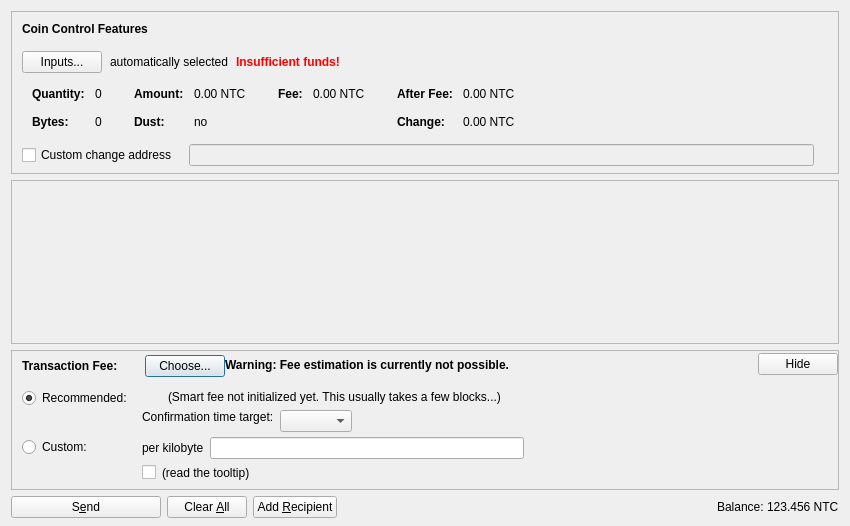
Old version of the form src/qt/forms/sendcoinsdialog.ui in the repository nutucoin/NutucoinV2.
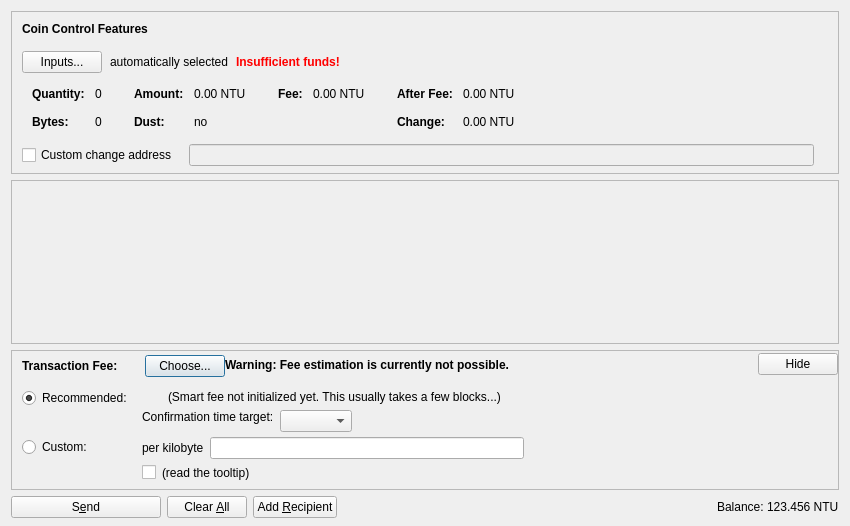
New version of the form. Icons and pictures are not drawn. Custom widgets are drawn as their Qt base class.

Diff of the .ui file:
```diff
--- a/src/qt/forms/sendcoinsdialog.ui
+++ b/src/qt/forms/sendcoinsdialog.ui
@@ -324,7 +324,7 @@
                   <enum>Qt::ActionsContextMenu</enum>
                  </property>
                  <property name="text">
-                  <string notr="true">0.00 NTC</string>
+                  <string notr="true">0.00 NTU</string>
                  </property>
                  <property name="textInteractionFlags">
                   <set>Qt::LinksAccessibleByMouse|Qt::TextSelectableByKeyboard|Qt::TextSelectableByMouse</set>
@@ -404,7 +404,7 @@
                   <enum>Qt::ActionsContextMenu</enum>
                  </property>
                  <property name="text">
-                  <string notr="true">0.00 NTC</string>
+                  <string notr="true">0.00 NTU</string>
                  </property>
                  <property name="textInteractionFlags">
                   <set>Qt::LinksAccessibleByMouse|Qt::TextSelectableByKeyboard|Qt::TextSelectableByMouse</set>
@@ -455,7 +455,7 @@
                   <enum>Qt::ActionsContextMenu</enum>
                  </property>
                  <property name="text">
-                  <string notr="true">0.00 NTC</string>
+                  <string notr="true">0.00 NTU</string>
                  </property>
                  <property name="textInteractionFlags">
                   <set>Qt::LinksAccessibleByMouse|Qt::TextSelectableByKeyboard|Qt::TextSelectableByMouse</set>
@@ -484,7 +484,7 @@
                   <enum>Qt::ActionsContextMenu</enum>
                  </property>
                  <property name="text">
-                  <string notr="true">0.00 NTC</string>
+                  <string notr="true">0.00 NTU</string>
                  </property>
                  <property name="textInteractionFlags">
                   <set>Qt::LinksAccessibleByMouse|Qt::TextSelectableByKeyboard|Qt::TextSelectableByMouse</set>
@@ -1239,7 +1239,7 @@
           <cursorShape>IBeamCursor</cursorShape>
          </property>
          <property name="text">
-          <string notr="true">123.456 NTC</string>
+          <string notr="true">123.456 NTU</string>
          </property>
          <property name="textInteractionFlags">
           <set>Qt::LinksAccessibleByMouse|Qt::TextSelectableByKeyboard|Qt::TextSelectableByMouse</set>
```
